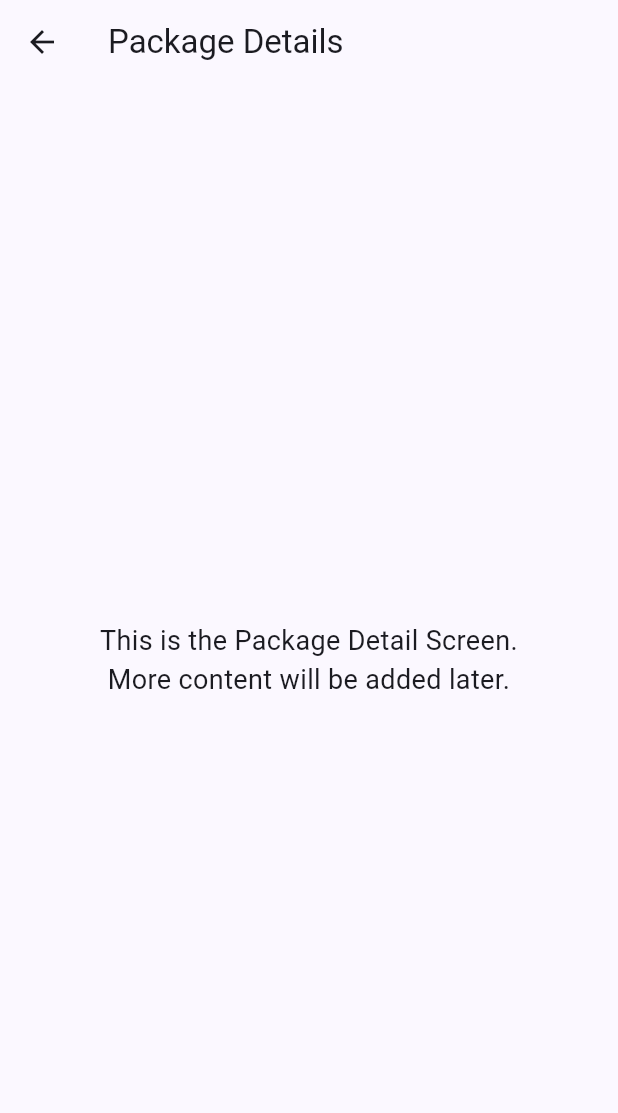
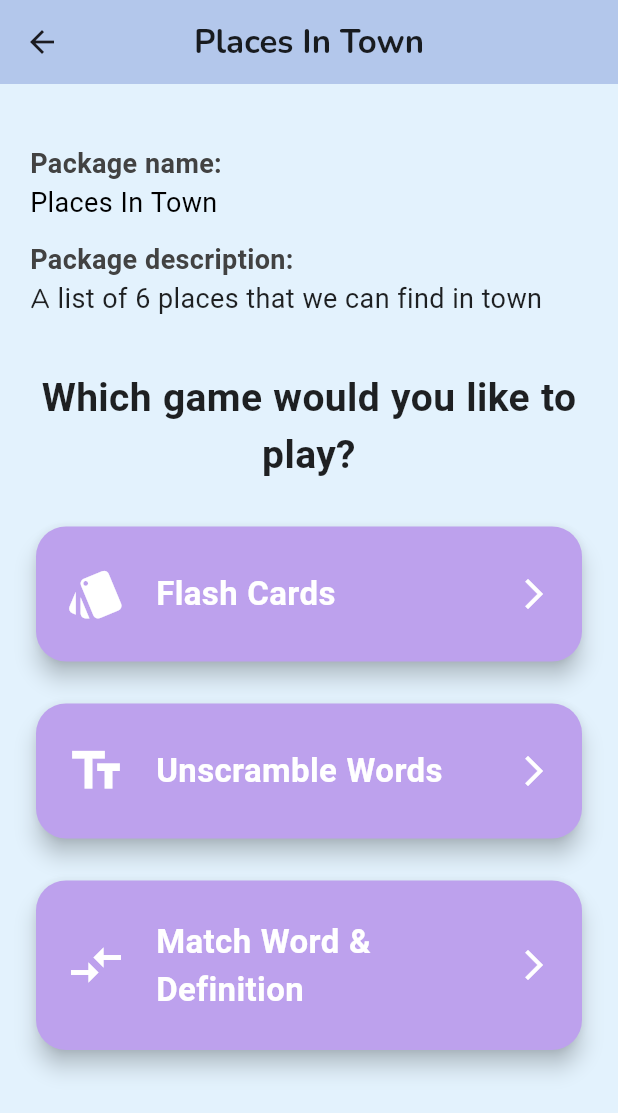
Before and after one commit to yusra-yt2209005/Mobile-Project, a Flutter app: the screen it shows after launch, after a tap on "Student", after a tap on "View Details", on a phone screen of 412 x 824 dp. Shown: the top 1113 px of the screen. Run offline on Flutter 3.47's test engine with Material 3 defaults, Android fonts, the light colour scheme and no system bars; our stand-ins replace go_router, google_fonts, sqflite; accounts and stored records are empty; network calls fail; Roboto replaces fonts that are missing (Simonetta).

Commit message:
latest version

```diff
--- a/kalimati/lib/core/navigations/app_router.dart
+++ b/kalimati/lib/core/navigations/app_router.dart
@@ -1,6 +1,6 @@
 import 'package:flutter/material.dart';
 import 'package:go_router/go_router.dart';
-import 'package:kalimati/features/dashboard/presentation/screens/student/package_detail_screen.dart';
+import 'package:kalimati/features/dashboard/presentation/screens/student/game_selection_screen.dart';
 
 // Screens
 import '../../features/dashboard/presentation/screens/home/home_screen.dart';
@@ -42,11 +42,15 @@ class AppRouter {
         path: '/student',
         builder: (context, state) => const StudentHomePage(),
       ),
-      // package details screen- shows details of selected learning package
+
+      // games selection screen- shows games for selected learning package
       GoRoute(
-        name: Routes.packageDetailScreen,
-        path: 'student/packages/details',
-        builder: (context, state) => const PackageDetailScreen(),
+        name: Routes.gameSelectionScreen,
+        path: '/student/package/games',
+        builder: (context, state) {
+          final title = (state.extra as String?) ?? '';
+          return GameSelectionScreen(packageTitle: title);
+        },
       ),
     ],
     errorBuilder: (context, state) => Scaffold(
@@ -61,5 +65,5 @@ abstract class Routes {
   static const teacherLogin = 'teacher-login';
   static const teacherDashboard = 'teacher-dashboard';
   static const studentHomePage = 'student-home-page';
-  static const packageDetailScreen = 'package-detail-screen';
+  static const gameSelectionScreen = 'game-selection-screen';
 }
--- /dev/null
+++ b/kalimati/lib/features/dashboard/presentation/screens/student/game_selection_screen.dart
@@ -0,0 +1,209 @@
+import 'dart:convert';
+import 'package:flutter/material.dart';
+import 'package:flutter/services.dart';
+import 'package:google_fonts/google_fonts.dart';
+import 'package:kalimati/features/dashboard/presentation/screens/student/flashcards_screen.dart';
+
+class GameSelectionScreen extends StatefulWidget {
+  final String packageTitle;
+
+  const GameSelectionScreen({super.key, required this.packageTitle});
+
+  @override
+  State<GameSelectionScreen> createState() => _GameSelectionScreenState();
+}
+
+class _GameSelectionScreenState extends State<GameSelectionScreen> {
+  String packageDescription = '';
+  bool isLoading = true;
+
+  @override
+  void initState() {
+    super.initState();
+    _loadPackageDescription();
+  }
+
+  Future<void> _loadPackageDescription() async {
+    final jsonStr = await rootBundle.loadString('assets/packages.json');
+    final List<dynamic> packages = json.decode(jsonStr);
+
+    final pkg = packages.firstWhere(
+      (p) => p['title'] == widget.packageTitle,
+      orElse: () => null,
+    );
+
+    setState(() {
+      packageDescription = pkg != null
+          ? pkg['description'] ?? ''
+          : 'No description found';
+      isLoading = false;
+    });
+  }
+
+  @override
+  Widget build(BuildContext context) {
+    return Scaffold(
+      backgroundColor: const Color(0xFFE3F2FD),
+      appBar: AppBar(
+        backgroundColor: const Color.fromARGB(255, 179, 199, 235),
+        centerTitle: true,
+        title: Text(
+          widget.packageTitle,
+          style: const TextStyle(
+            fontFamily: 'Nunito',
+            fontWeight: FontWeight.bold,
+            color: Colors.black87,
+          ),
+        ),
+      ),
+      body: isLoading
+          ? const Center(child: CircularProgressIndicator())
+          : SingleChildScrollView(
+              padding: const EdgeInsets.all(20.0),
+              child: Column(
+                crossAxisAlignment: CrossAxisAlignment.start,
+                children: [
+                  const SizedBox(height: 20),
+
+                  Text(
+                    'Package name:',
+                    style: TextStyle(
+                      fontSize: 18,
+                      color: Colors.grey.shade800,
+                      fontWeight: FontWeight.w600,
+                      fontFamily: GoogleFonts.bubblegumSans().fontFamily,
+                    ),
+                  ),
+                  Text(
+                    widget.packageTitle,
+                    style: TextStyle(
+                      fontSize: 18,
+                      fontFamily: GoogleFonts.simonetta().fontFamily,
+                      color: Colors.black,
+                    ),
+                  ),
+                  const SizedBox(height: 12),
+
+                  // 📖 Description
+                  Text(
+                    'Package description:',
+                    style: TextStyle(
+                      fontSize: 18,
+                      color: Colors.grey.shade800,
+                      fontWeight: FontWeight.w600,
+                      fontFamily: GoogleFonts.bubblegumSans().fontFamily,
+                    ),
+                  ),
+                  Text(
+                    packageDescription,
+                    style: TextStyle(
+                      fontSize: 18,
+                      fontFamily: GoogleFonts.simonetta().fontFamily,
+                      color: Colors.black87,
+                    ),
+                  ),
+
+                  const SizedBox(height: 35),
+
+                  Center(
+                    child: Text(
+                      "Which game would you like to play?",
+                      textAlign: TextAlign.center,
+                      style: TextStyle(
+                        fontSize: 26,
+                        fontWeight: FontWeight.bold,
+                        fontFamily: GoogleFonts.bubblegumSans().fontFamily,
+                        color: Colors.black87,
+                      ),
+                    ),
+                  ),
+
+                  const SizedBox(height: 15),
+
+                  // 🟣 Flash Cards
+                  _buildGameCard(
+                    context,
+                    title: "Flash Cards",
+                    icon: Icons.style,
+                    color: const Color.fromARGB(255, 189, 161, 237),
+                    onTap: () {
+                      Navigator.push(
+                        context,
+                        MaterialPageRoute(
+                          builder: (context) => FlashCardsScreen(
+                            packageTitle: widget.packageTitle,
+                          ),
+                        ),
+                      );
+                    },
+                  ),
+                  _buildGameCard(
+                    context,
+                    title: "Unscramble Words",
+                    icon: Icons.text_fields,
+                    color: const Color.fromARGB(255, 189, 161, 237),
+                    onTap: () {
+                      // TODO: Add navigation later
+                    },
+                  ),
+
+                  _buildGameCard(
+                    context,
+                    title: "Match Word & Definition",
+                    icon: Icons.compare_arrows,
+                    color: const Color.fromARGB(255, 189, 161, 237),
+                    onTap: () {
+                      // TODO: Add navigation later
+                    },
+                  ),
+                ],
+              ),
+            ),
+    );
+  }
+
+  Widget _buildGameCard(
+    BuildContext context, {
+    required String title,
+    required IconData icon,
+    required Color color,
+    required VoidCallback onTap,
+  }) {
+    return Padding(
+      padding: const EdgeInsets.symmetric(vertical: 10.0),
+      child: InkWell(
+        onTap: onTap,
+        borderRadius: BorderRadius.circular(20),
+        splashColor: Colors.white.withOpacity(0.2),
+        child: Card(
+          color: color,
+          elevation: 6,
+          shape: RoundedRectangleBorder(
+            borderRadius: BorderRadius.circular(20),
+          ),
+          child: Padding(
+            padding: const EdgeInsets.symmetric(vertical: 25, horizontal: 20),
+            child: Row(
+              children: [
+                Icon(icon, color: Colors.white, size: 40),
+                const SizedBox(width: 20),
+                Expanded(
+                  child: Text(
+                    title,
+                    style: TextStyle(
+                      fontSize: 22,
+                      fontWeight: FontWeight.bold,
+                      fontFamily: GoogleFonts.fuzzyBubbles().fontFamily,
+                      color: Colors.white,
+                    ),
+                  ),
+                ),
+                const Icon(Icons.arrow_forward_ios, color: Colors.white),
+              ],
+            ),
+          ),
+        ),
+      ),
+    );
+  }
+}
--- a/kalimati/lib/features/dashboard/presentation/screens/student/package_detail_screen.dart
+++ /dev/null
@@ -1,26 +0,0 @@
-import 'package:flutter/material.dart';
-import 'package:go_router/go_router.dart';
-
-class PackageDetailScreen extends StatelessWidget {
-  const PackageDetailScreen({super.key});
-
-  @override
-  Widget build(BuildContext context) {
-    return Scaffold(
-      appBar: AppBar(
-        title: const Text('Package Details'),
-        leading: IconButton(
-          icon: const Icon(Icons.arrow_back),
-          onPressed: () => context.pop(),
-        ),
-      ),
-      body: const Center(
-        child: Text(
-          'This is the Package Detail Screen.\nMore content will be added later.',
-          textAlign: TextAlign.center,
-          style: TextStyle(fontSize: 18),
-        ),
-      ),
-    );
-  }
-}
--- a/kalimati/lib/features/dashboard/presentation/screens/student/student_home_page.dart
+++ b/kalimati/lib/features/dashboard/presentation/screens/student/student_home_page.dart
@@ -188,7 +188,8 @@ class _StudentHomePageState extends State<StudentHomePage> {
                                         icon: const Icon(Icons.open_in_new),
                                         label: const Text('View Details'),
                                         onPressed: () => context.pushNamed(
-                                          Routes.packageDetailScreen,
+                                          Routes.gameSelectionScreen,
+                                          extra: p.title,
                                         ),
                                       ),
                                     ),
```
Also changed, not shown: kalimati/lib/features/dashboard/presentation/screens/student/flashcards_screen.dart (+321 -0 lines).
